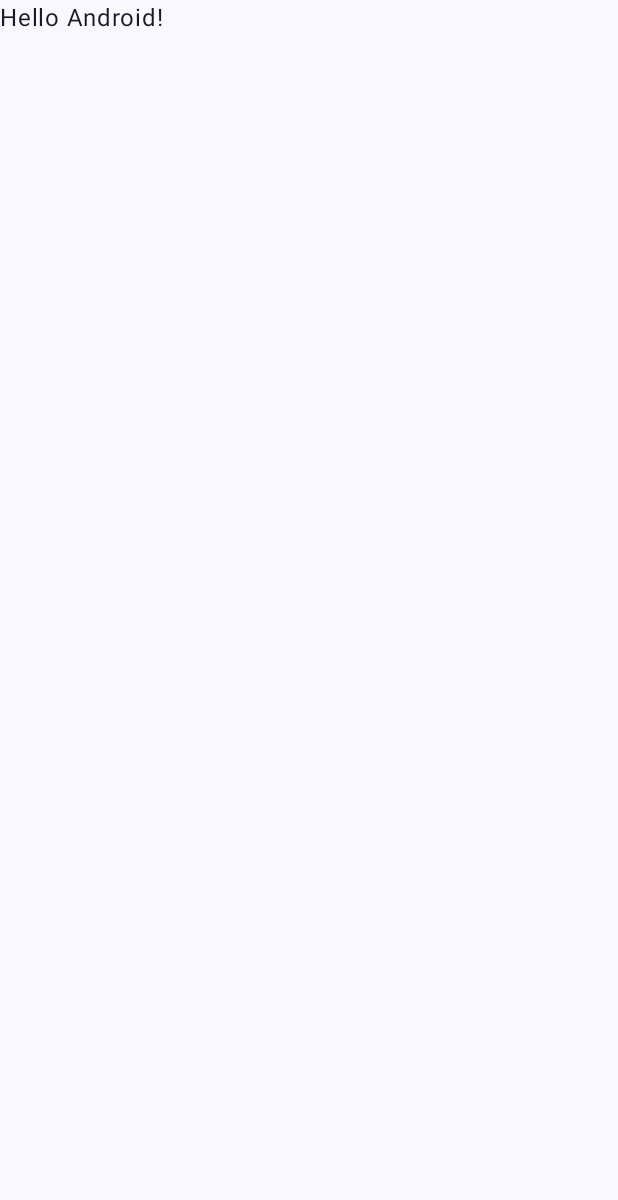
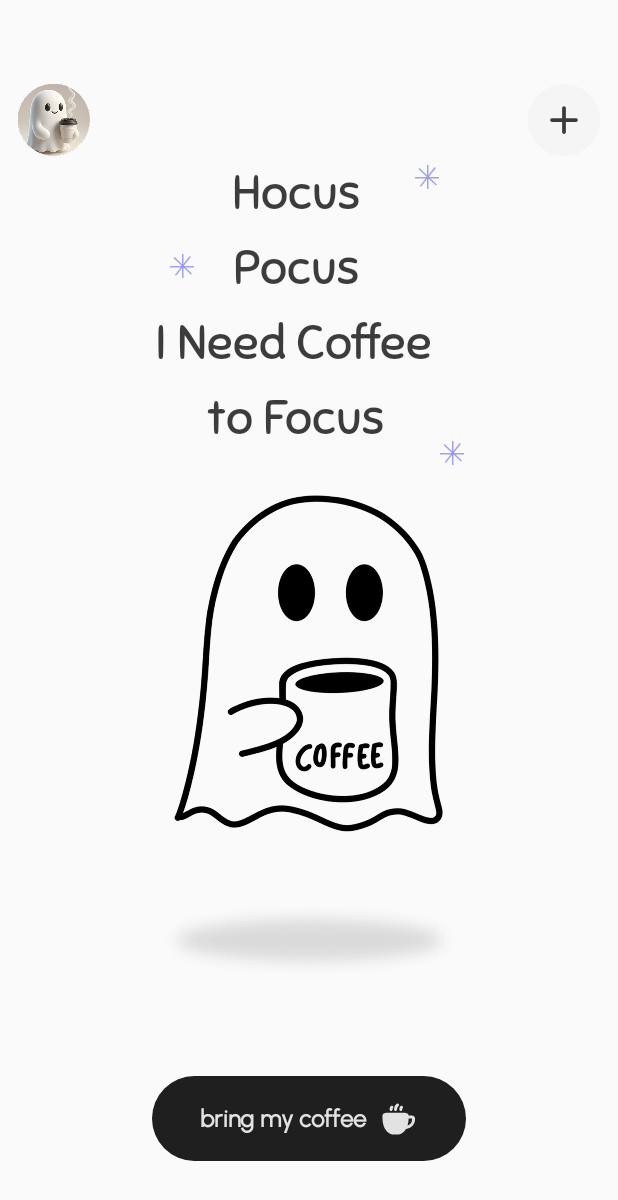
Before and after one commit to yousef-osama11/caffeine_app, an Android app built with Jetpack Compose: the screen it shows after launch (MainActivity), on a phone screen of 412 x 824 dp. Before the commit the part shown is almost empty. Shown: the top 1200 px of the screen. Run offline under Robolectric (Android 15) with nearby library versions, the phone set to English and light mode, and no system bars.

Commit message:
add animation in Home screen

```diff
--- a/app/src/main/java/com/example/caffeine/MainActivity.kt
+++ b/app/src/main/java/com/example/caffeine/MainActivity.kt
@@ -11,6 +11,7 @@ import androidx.compose.material3.Text
 import androidx.compose.runtime.Composable
 import androidx.compose.ui.Modifier
 import androidx.compose.ui.tooling.preview.Preview
+import com.example.caffeine.presentation.screen.HomeScreen
 import com.example.caffeine.ui.theme.CaffeineTheme
 
 class MainActivity : ComponentActivity() {
@@ -18,30 +19,7 @@ class MainActivity : ComponentActivity() {
         super.onCreate(savedInstanceState)
         enableEdgeToEdge()
         setContent {
-            CaffeineTheme {
-                Scaffold(modifier = Modifier.fillMaxSize()) { innerPadding ->
-                    Greeting(
-                        name = "Android",
-                        modifier = Modifier.padding(innerPadding)
-                    )
-                }
-            }
+            HomeScreen()
         }
     }
 }
-
-@Composable
-fun Greeting(name: String, modifier: Modifier = Modifier) {
-    Text(
-        text = "Hello $name!",
-        modifier = modifier
-    )
-}
-
-@Preview(showBackground = true)
-@Composable
-fun GreetingPreview() {
-    CaffeineTheme {
-        Greeting("Android")
-    }
-}
--- a/app/src/main/java/com/example/caffeine/presentation/component/HomeAppBar.kt
+++ b/app/src/main/java/com/example/caffeine/presentation/component/HomeAppBar.kt
@@ -22,8 +22,8 @@ import androidx.compose.ui.unit.dp
 import com.example.caffeine.R
 
 @Composable
-fun HomeAppBar(onClickButton: () -> Unit = {}){
-    Row(Modifier.fillMaxWidth(), verticalAlignment = Alignment.CenterVertically) {
+fun HomeAppBar(modifier: Modifier = Modifier,onClickButton: () -> Unit = {}){
+    Row(modifier.fillMaxWidth(), verticalAlignment = Alignment.CenterVertically) {
         Image(painter = painterResource(R.drawable.ghost_profile), contentDescription = "profile icon")
         Spacer(modifier = Modifier.weight(1f))
         Box(modifier = Modifier.clip(CircleShape).background(color = Color(0xFFF5F5F5)).clickable { onClickButton() }, contentAlignment = Alignment.Center){
--- a/app/src/main/java/com/example/caffeine/presentation/screen/HomeScreen.kt
+++ b/app/src/main/java/com/example/caffeine/presentation/screen/HomeScreen.kt
@@ -1,5 +1,12 @@
 package com.example.caffeine.presentation.screen
 
+import androidx.compose.animation.animateColor
+import androidx.compose.animation.core.LinearEasing
+import androidx.compose.animation.core.RepeatMode
+import androidx.compose.animation.core.animateFloat
+import androidx.compose.animation.core.infiniteRepeatable
+import androidx.compose.animation.core.rememberInfiniteTransition
+import androidx.compose.animation.core.tween
 import androidx.compose.foundation.Image
 import androidx.compose.foundation.layout.Box
 import androidx.compose.foundation.layout.Column
@@ -9,21 +16,19 @@ import androidx.compose.foundation.layout.offset
 import androidx.compose.foundation.layout.padding
 import androidx.compose.foundation.layout.width
 import androidx.compose.foundation.layout.wrapContentSize
-import androidx.compose.material3.Text
 import androidx.compose.runtime.Composable
+import androidx.compose.runtime.getValue
 import androidx.compose.ui.Alignment
 import androidx.compose.ui.Modifier
 import androidx.compose.ui.graphics.Color
+import androidx.compose.ui.graphics.ColorFilter
 import androidx.compose.ui.res.painterResource
-import androidx.compose.ui.text.font.FontWeight
 import androidx.compose.ui.tooling.preview.Preview
 import androidx.compose.ui.unit.dp
-import androidx.compose.ui.unit.sp
 import com.example.caffeine.R
 import com.example.caffeine.presentation.component.CaffeineButton
 import com.example.caffeine.presentation.component.HomeAppBar
 import com.example.caffeine.presentation.component.HomeIntroText
-import com.example.caffeine.ui.theme.singlet
 
 @Composable
 fun HomeScreen() {
@@ -33,11 +38,15 @@ fun HomeScreen() {
             .padding(top = 56.dp),
         horizontalAlignment = Alignment.CenterHorizontally
     ) {
+        val infiniteTransition = rememberInfiniteTransition()
+
         HomeAppBar(onClickButton = {})
-        Box(modifier = Modifier.wrapContentSize()){
-            Box(modifier = Modifier
-                .width(188.dp)
-                .height(200.dp)) {
+        Box(modifier = Modifier.wrapContentSize()) {
+            Box(
+                modifier = Modifier
+                    .width(188.dp)
+                    .height(200.dp)
+            ) {
                 Column(horizontalAlignment = Alignment.CenterHorizontally) {
                     HomeIntroText("Hocus")
                     HomeIntroText("Pocus")
@@ -45,14 +54,62 @@ fun HomeScreen() {
                     HomeIntroText("to Focus")
                 }
             }
-            Image(painter = painterResource(R.drawable.home_star), contentDescription = "star icon", modifier = Modifier.padding(start = 10.dp, top = 65.dp))
-            Image(painter = painterResource(R.drawable.home_star), contentDescription = "star icon", modifier = Modifier.padding(start = 173.dp,top = 6.dp))
-            Image(painter = painterResource(R.drawable.home_star), contentDescription = "star icon", modifier = Modifier.padding(start = 190.dp, top = 190.dp, bottom = 31.dp))
+
+            val currentStarColor by infiniteTransition.animateColor(
+                initialValue = Color(0x1F1F1FDE).copy(alpha = 0.87f),
+                targetValue = Color(0x1F1F1FDE).copy(alpha = 0.2f),
+                animationSpec = infiniteRepeatable(
+                    animation = tween(durationMillis = 2000, easing = LinearEasing),
+                    repeatMode = RepeatMode.Reverse
+                )
+            )
+
+            Image(
+                painter = painterResource(R.drawable.home_star),
+                contentDescription = "star icon",
+                modifier = Modifier.padding(start = 10.dp, top = 65.dp),
+                colorFilter = ColorFilter.tint(currentStarColor)
+            )
+            Image(
+                painter = painterResource(R.drawable.home_star),
+                contentDescription = "star icon",
+                modifier = Modifier.padding(start = 173.dp, top = 6.dp),
+                colorFilter = ColorFilter.tint(currentStarColor)
+            )
+            Image(
+                painter = painterResource(R.drawable.home_star),
+                contentDescription = "star icon",
+                modifier = Modifier.padding(start = 190.dp, top = 190.dp, bottom = 31.dp),
+                colorFilter = ColorFilter.tint(currentStarColor)
+            )
         }
-        Image(painterResource(R.drawable.ghost_coffee), contentDescription = "ghost coffee")
-        Image(painterResource(R.drawable.ellipse_92), contentDescription = "shadow")
+        val ghostOffset by infiniteTransition.animateFloat(
+            initialValue = 0f,
+            targetValue = -35f,
+            animationSpec = infiniteRepeatable(
+                animation = tween(durationMillis = 2000, easing = LinearEasing),
+                repeatMode = RepeatMode.Reverse
+            )
+        )
+
+        val shadowOffset by infiniteTransition.animateFloat(
+            initialValue = 0f,
+            targetValue = 25f,
+            animationSpec = infiniteRepeatable(
+                animation = tween(durationMillis = 2000, easing = LinearEasing),
+                repeatMode = RepeatMode.Reverse
+            )
+        )
+
+        Image(painterResource(R.drawable.ghost_coffee), contentDescription = "ghost coffee",Modifier.offset(y= ghostOffset.dp))
+        Image(painterResource(R.drawable.ellipse_92), contentDescription = "shadow",Modifier.offset(y= shadowOffset.dp))
         Spacer(modifier = Modifier.weight(1f))
-        CaffeineButton(text = "bring my coffee", imageId = R.drawable.coffee_02, onClick = {}, modifier = Modifier.padding(bottom = 50.dp))
+        CaffeineButton(
+            text = "bring my coffee",
+            imageId = R.drawable.coffee_02,
+            onClick = {},
+            modifier = Modifier.padding(bottom = 50.dp)
+        )
 
     }
 }
```
Also changed, not shown: app/src/main/java/com/example/caffeine/presentation/component/CoffeeSelectionScreen.kt (added, +54 -0 lines), app/src/main/res/drawable/arrow_right_04.xml (added, +10 -0 lines).
